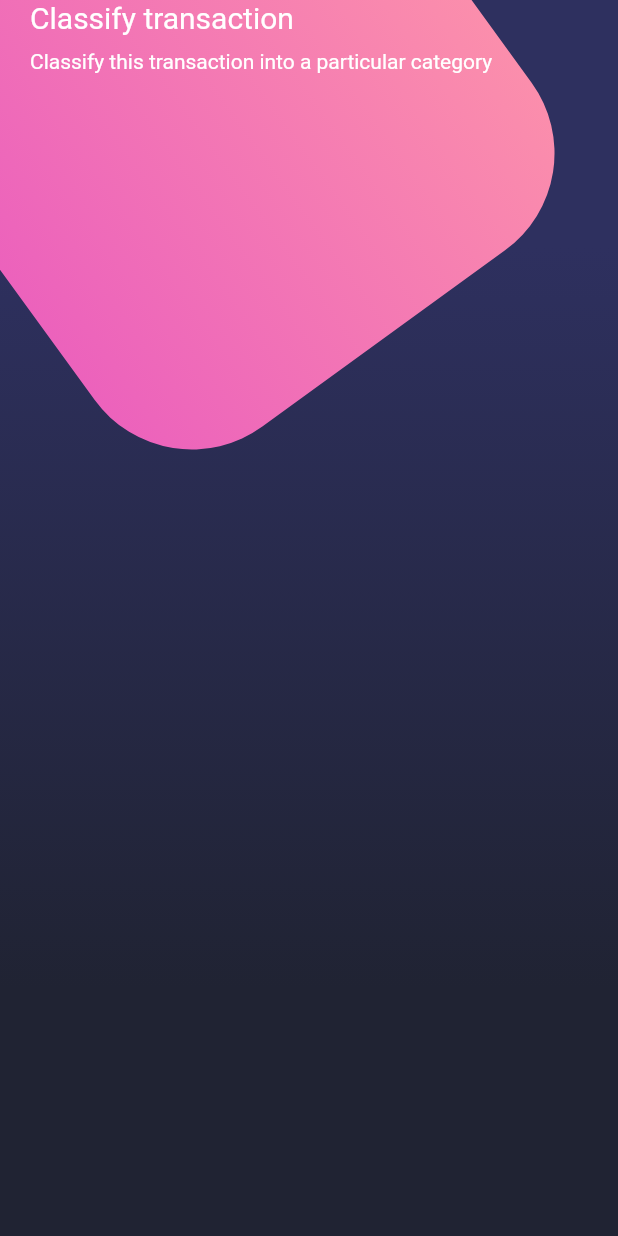
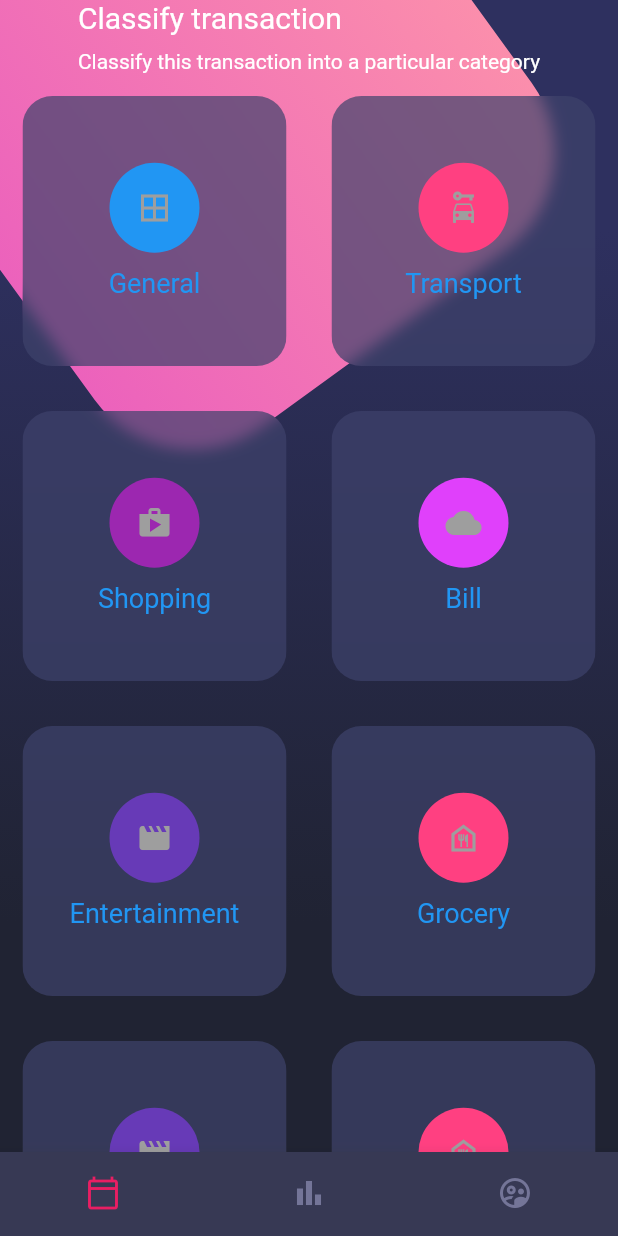
Before and after one commit to mailkaze/flutter-disenos, a Flutter app: the screen it shows after launch, on a phone screen of 412 x 824 dp. Run offline on Flutter 3.47's test engine with Material 2 defaults, Android fonts, the phone set to English and light mode, and no system bars.

Commit message:
clase terminada

```diff
--- a/lib/main.dart
+++ b/lib/main.dart
@@ -19,9 +19,7 @@ class MyApp extends StatelessWidget {
     return MaterialApp(
       debugShowCheckedModeBanner: false,
       title: 'Flutter Demo',
-      theme: ThemeData(
-        primarySwatch: Colors.blue,
-      ),
+      theme: ThemeData.dark(),
       initialRoute: 'home_screen',
       routes: {
         'basic_design': (_) => const BasicDesignScreen(),
--- a/lib/src/screens/home_screen.dart
+++ b/lib/src/screens/home_screen.dart
@@ -1,4 +1,6 @@
 import 'package:disenos_flutter/src/widgets/background.dart';
+import 'package:disenos_flutter/src/widgets/card_table.dart';
+import 'package:disenos_flutter/src/widgets/custom_bottom_navigation.dart';
 import 'package:disenos_flutter/src/widgets/page_title.dart';
 import 'package:flutter/material.dart';
 
@@ -14,6 +16,7 @@ class HomeScreen extends StatelessWidget {
           _HomeBody(),
         ],
       ),
+      bottomNavigationBar: CustomBottomNavigation(),
     );
   }
 }
@@ -27,7 +30,10 @@ class _HomeBody extends StatelessWidget {
   Widget build(BuildContext context) {
     return SingleChildScrollView(
       child: Column(
-        children: [PageTitle()],
+        children: [
+          PageTitle(),
+          CardTable(),
+        ],
       ),
     );
   }
--- /dev/null
+++ b/lib/src/widgets/card_table.dart
@@ -0,0 +1,118 @@
+import 'dart:ui';
+
+import 'package:flutter/material.dart';
+
+class CardTable extends StatelessWidget {
+  const CardTable({super.key});
+
+  @override
+  Widget build(BuildContext context) {
+    return Table(
+      children: const [
+        TableRow(children: [
+          _SingleCard(
+            icon: Icons.border_all,
+            color: Colors.blue,
+            text: 'General',
+          ),
+          _SingleCard(
+            icon: Icons.car_rental,
+            color: Colors.pinkAccent,
+            text: 'Transport',
+          ),
+        ]),
+        TableRow(children: [
+          _SingleCard(
+            icon: Icons.shop,
+            color: Colors.purple,
+            text: 'Shopping',
+          ),
+          _SingleCard(
+            icon: Icons.cloud,
+            color: Colors.purpleAccent,
+            text: 'Bill',
+          ),
+        ]),
+        TableRow(children: [
+          _SingleCard(
+            icon: Icons.movie,
+            color: Colors.deepPurple,
+            text: 'Entertainment',
+          ),
+          _SingleCard(
+            icon: Icons.food_bank_outlined,
+            color: Colors.pinkAccent,
+            text: 'Grocery',
+          ),
+        ]),
+        TableRow(children: [
+          _SingleCard(
+            icon: Icons.movie,
+            color: Colors.deepPurple,
+            text: 'Entertainment',
+          ),
+          _SingleCard(
+            icon: Icons.food_bank_outlined,
+            color: Colors.pinkAccent,
+            text: 'Grocery',
+          ),
+        ]),
+      ],
+    );
+  }
+}
+
+class _SingleCard extends StatelessWidget {
+  final IconData icon;
+  final Color color;
+  final String text;
+
+  const _SingleCard({
+    required this.icon,
+    required this.color,
+    required this.text,
+  });
+
+  @override
+  Widget build(BuildContext context) {
+    return _CardBackground(
+      child: Column(
+        mainAxisAlignment: MainAxisAlignment.center,
+        children: [
+          CircleAvatar(
+            backgroundColor: color,
+            radius: 30,
+            child: Icon(icon),
+          ),
+          SizedBox(height: 10),
+          Text(text, style: TextStyle(color: Colors.blue, fontSize: 18))
+        ],
+      ),
+    );
+  }
+}
+
+class _CardBackground extends StatelessWidget {
+  final Widget child;
+
+  const _CardBackground({super.key, required this.child});
+
+  @override
+  Widget build(BuildContext context) {
+    return Container(
+      margin: const EdgeInsets.all(15),
+      child: ClipRRect(
+        borderRadius: BorderRadius.circular(20),
+        child: BackdropFilter(
+          filter: ImageFilter.blur(sigmaX: 5, sigmaY: 5),
+          child: Container(
+            height: 180,
+            decoration:
+                BoxDecoration(color: const Color.fromRGBO(62, 66, 107, 0.7)),
+            child: child,
+          ),
+        ),
+      ),
+    );
+  }
+}
--- /dev/null
+++ b/lib/src/widgets/custom_bottom_navigation.dart
@@ -0,0 +1,30 @@
+import 'package:flutter/material.dart';
+
+class CustomBottomNavigation extends StatelessWidget {
+  const CustomBottomNavigation({super.key});
+
+  @override
+  Widget build(BuildContext context) {
+    return BottomNavigationBar(
+      selectedItemColor: Colors.pink,
+      showSelectedLabels: false,
+      showUnselectedLabels: false,
+      backgroundColor: Color.fromRGBO(55, 57, 84, 1),
+      unselectedItemColor: Color.fromRGBO(116, 117, 152, 1),
+      items: const [
+        BottomNavigationBarItem(
+          icon: Icon(Icons.calendar_today_outlined),
+          label: 'Calendario',
+        ),
+        BottomNavigationBarItem(
+          icon: Icon(Icons.bar_chart_outlined),
+          label: 'Gráfica',
+        ),
+        BottomNavigationBarItem(
+          icon: Icon(Icons.supervised_user_circle_outlined),
+          label: 'Gsuariosráfica',
+        ),
+      ],
+    );
+  }
+}
```
